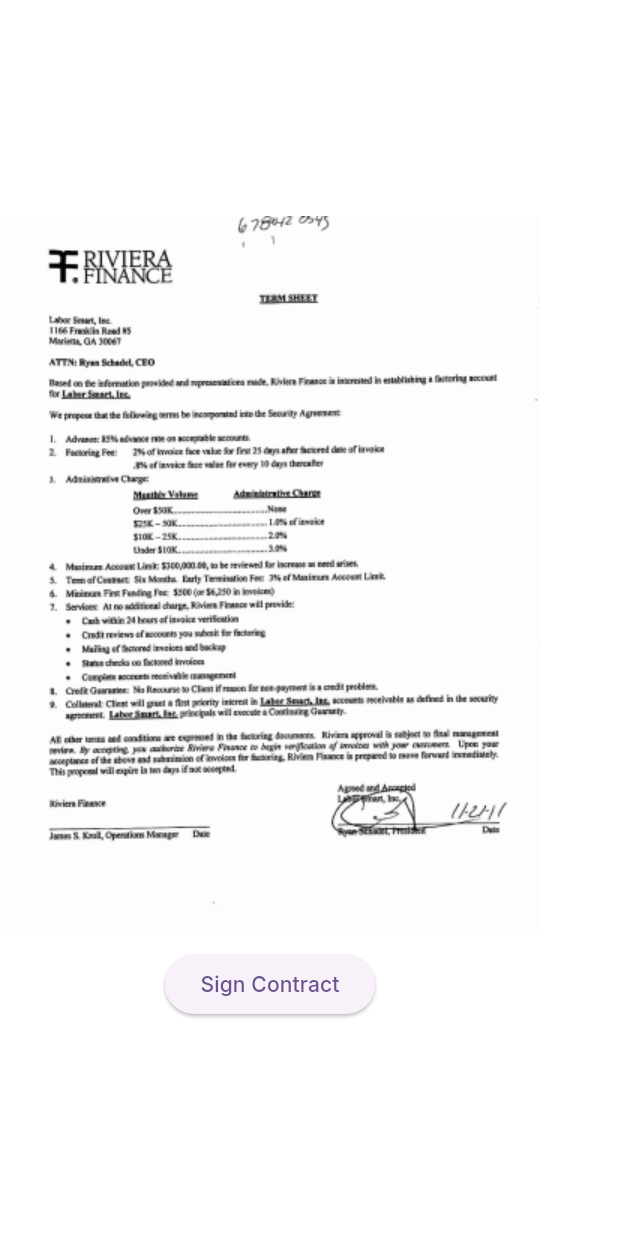
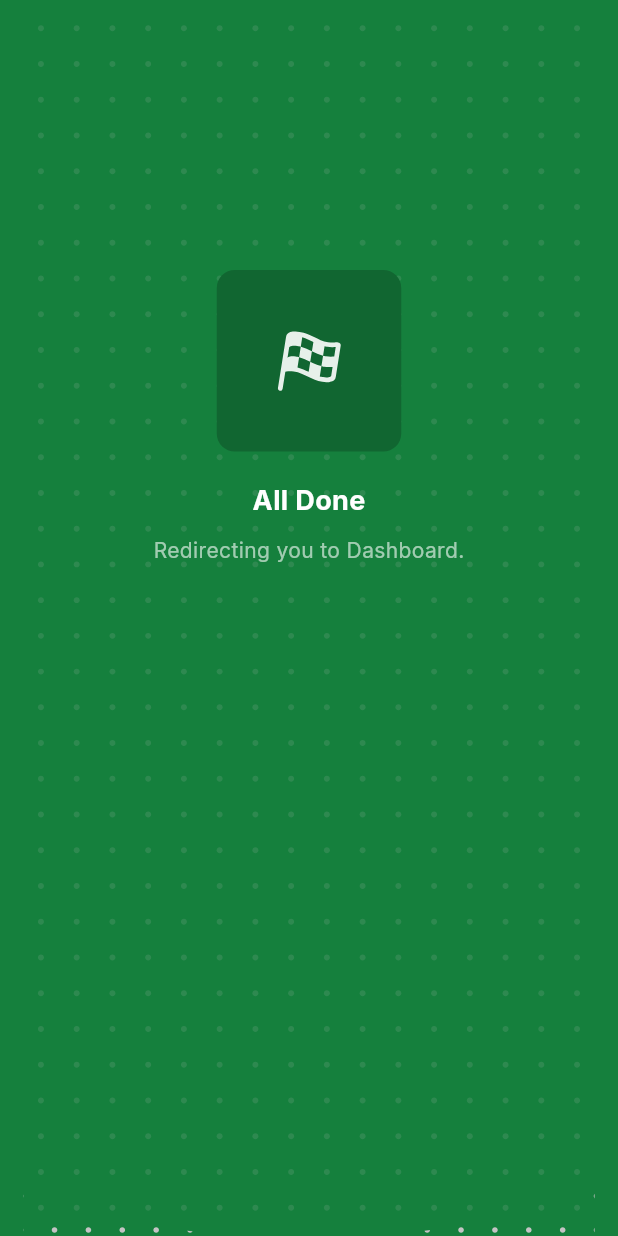
Before and after one commit to rithin-prakash/tap_invest, a Flutter app: the SignContractPage screen opened directly, after a tap on "Sign Contract", on a phone screen of 412 x 824 dp. Run offline on Flutter 3.47's test engine with Material 3 defaults, Android fonts, the light colour scheme and no system bars; our stand-ins replace flutter_svg, lottie; missing offline and left inert: swipeable_button.

Commit message:
all done page ui, assets

```diff
--- a/lib/core/assets_images.dart
+++ b/lib/core/assets_images.dart
@@ -4,6 +4,8 @@
 
   static const String companyLogo = '${_svgPath}t_logo.svg';
   static const String googleLogo = '${_svgPath}google-logo.svg';
+  static const String dots = '${_svgPath}dots.svg';
+  static const String flag = '${_svgPath}flag.svg';
 
   static const String contractPng = '${_imagePath}contract.png';
 }
--- /dev/null
+++ b/lib/pages/all_done/all_done_page.dart
@@ -0,0 +1,72 @@
+import 'package:flutter/material.dart';
+
+import 'package:flutter_svg/svg.dart';
+import 'package:lottie/lottie.dart';
+
+import 'package:tap_invest/core/styles.dart';
+import 'package:tap_invest/core/assets_images.dart';
+
+class AllDonePage extends StatelessWidget {
+  const AllDonePage({super.key});
+
+  @override
+  Widget build(BuildContext context) {
+    return Scaffold(
+      backgroundColor: Styles.greenColor,
+      body: Stack(
+        children: [
+          Positioned(
+            right: 0,
+            left: 0,
+            top: 0,
+            bottom: 0,
+            child: SvgPicture.asset(AssetImages.dots),
+          ),
+          Positioned(
+            right: 0,
+            left: 0,
+            top: 0,
+            bottom: 0,
+            child: Lottie.asset('assets/lottie/lottie1.json'),
+          ),
+          Positioned(
+            top: 180,
+            right: 0,
+            left: 0,
+            child: Column(
+              children: [
+                Container(
+                  decoration: const BoxDecoration(
+                    color: Color(0xff116631),
+                    borderRadius: BorderRadius.all(
+                      Radius.circular(12),
+                    ),
+                  ),
+                  padding: const EdgeInsets.all(40),
+                  child: SvgPicture.asset(AssetImages.flag),
+                ),
+                const SizedBox(height: 20),
+                const Text(
+                  'All Done',
+                  style: TextStyle(
+                    color: Colors.white,
+                    fontSize: 18,
+                    fontWeight: FontWeight.bold,
+                  ),
+                ),
+                const SizedBox(height: 10),
+                const Text(
+                  'Redirecting you to Dashboard.',
+                  style: TextStyle(
+                    color: Colors.white60,
+                    fontSize: 14,
+                  ),
+                ),
+              ],
+            ),
+          )
+        ],
+      ),
+    );
+  }
+}
--- a/lib/pages/sign_contract/sign_contract_page.dart
+++ b/lib/pages/sign_contract/sign_contract_page.dart
@@ -1,5 +1,7 @@
 import 'package:flutter/material.dart';
+
 import 'package:tap_invest/core/assets_images.dart';
+import 'package:tap_invest/pages/all_done/all_done_page.dart';
 import 'package:tap_invest/core/shared_widgets/button_normal.dart';
 
 class SignContractPage extends StatelessWidget {
@@ -16,7 +18,14 @@
             Image.asset(AssetImages.contractPng),
             const SizedBox(height: 12),
             ButtonNormal(
-              onPressed: () {},
+              onPressed: () {
+                Navigator.push(
+                  context,
+                  MaterialPageRoute(
+                    builder: (_) => const AllDonePage(),
+                  ),
+                );
+              },
               title: 'Sign Contract',
             )
           ],
```
Also changed, not shown: lib/pages/payment_done/payment_done_page.dart (added, +60 -0 lines), assets/svgs/dots.svg (added), assets/svgs/flag.svg (added).
